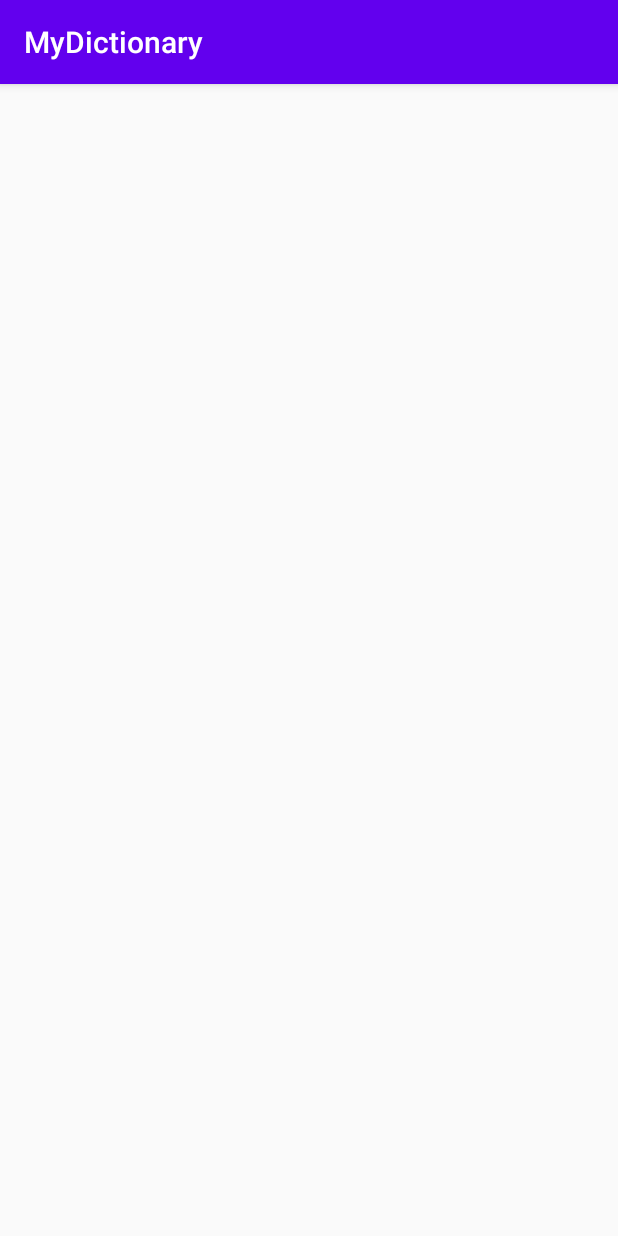
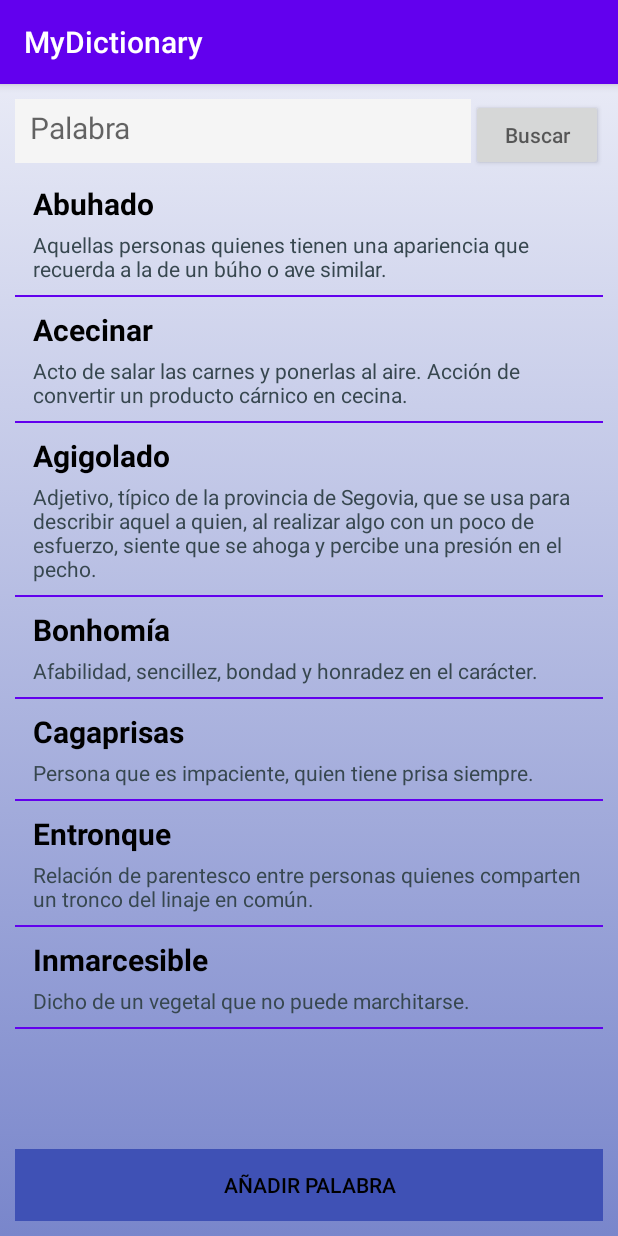
Before and after one commit to AleChirinos/My-dictionary, an Android app: the DictionaryActivity screen opened directly, with no data from a screen before it, on a phone screen of 412 x 824 dp. Run offline under Robolectric (Android 15) with nearby library versions, the phone set to English and light mode, and no system bars.

Commit message:
Lista de palabras

```diff
--- a/app/build.gradle
+++ b/app/build.gradle
@@ -31,4 +31,7 @@ dependencies {
     testImplementation 'junit:junit:4.12'
     androidTestImplementation 'androidx.test.ext:junit:1.1.1'
     androidTestImplementation 'androidx.test.espresso:espresso-core:3.2.0'
+
+    implementation 'com.google.code.gson:gson:2.8.6'
+    implementation 'androidx.recyclerview:recyclerview:1.1.0'
 }
--- a/app/src/main/java/com/alejandrachirinos/mydictionary/DictionaryActivity.java
+++ b/app/src/main/java/com/alejandrachirinos/mydictionary/DictionaryActivity.java
@@ -2,13 +2,63 @@ package com.alejandrachirinos.mydictionary;
 
 import androidx.appcompat.app.AppCompatActivity;
 
+import android.content.Context;
 import android.os.Bundle;
+import android.view.View;
+import android.widget.Button;
+import android.widget.EditText;
+import android.widget.ListView;
+
+import java.util.ArrayList;
+import java.util.List;
 
 public class DictionaryActivity extends AppCompatActivity {
+    private List<modelWords> items = new ArrayList<>();
+    private Context context;
+
+    private ListView taskListView;
+    private Button addButton;
+    private Button searchButton;
+    private EditText wordEditText;
+
+    private WordAdapter adapter;
 
     @Override
     protected void onCreate(Bundle savedInstanceState) {
         super.onCreate(savedInstanceState);
+        context = this;
         setContentView(R.layout.activity_dictionary);
+        initViews();
+        addEvents();
+        fillWords();
+    }
+
+    private void initViews() {
+        addButton = findViewById(R.id.addButton);
+        searchButton = findViewById(R.id.searchButton);
+        wordEditText = findViewById((R.id.wordEditText));
+        taskListView = findViewById(R.id.taskListView);
+        adapter = new WordAdapter(context, items);
+        taskListView.setAdapter(adapter);
+    }
+
+    private void addEvents() {
+        addButton.setOnClickListener(new View.OnClickListener() {
+            @Override
+            public void onClick(View v) {
+                items.add(new modelWords(items.size(), "Nombre", "Significado"));
+                adapter.notifyDataSetChanged();
+            }
+        });
+    }
+
+    private void fillWords() {
+        items.add(new modelWords(items.size(), "Abuhado", "Aquellas personas quienes tienen una apariencia que recuerda a la de un búho o ave similar."));
+        items.add(new modelWords(items.size(), "Acecinar", "Acto de salar las carnes y ponerlas al aire. Acción de convertir un producto cárnico en cecina."));
+        items.add(new modelWords(items.size(), "Agigolado", "Adjetivo, típico de la provincia de Segovia, que se usa para describir aquel a quien, al realizar algo con un poco de esfuerzo, siente que se ahoga y percibe una presión en el pecho."));
+        items.add(new modelWords(items.size(), "Bonhomía", "Afabilidad, sencillez, bondad y honradez en el carácter."));
+        items.add(new modelWords(items.size(), "Cagaprisas", "Persona que es impaciente, quien tiene prisa siempre."));
+        items.add(new modelWords(items.size(), "Entronque", "Relación de parentesco entre personas quienes comparten un tronco del linaje en común."));
+        items.add(new modelWords(items.size(), "Inmarcesible", "Dicho de un vegetal que no puede marchitarse."));
     }
 }
--- /dev/null
+++ b/app/src/main/java/com/alejandrachirinos/mydictionary/WordAdapter.java
@@ -0,0 +1,66 @@
+package com.alejandrachirinos.mydictionary;
+
+import android.content.Context;
+import android.view.LayoutInflater;
+import android.view.View;
+import android.view.ViewGroup;
+import android.widget.BaseAdapter;
+import android.widget.LinearLayout;
+import android.widget.TextView;
+
+import java.util.List;
+
+public class WordAdapter extends BaseAdapter {
+    private Context context;
+    private List<modelWords> items;
+
+    public WordAdapter(Context context, List<modelWords> items) {
+        this.context = context;
+        this.items = items;
+    }
+
+    @Override
+    public int getCount() {
+        return this.items.size();
+    }
+
+    @Override
+    public modelWords getItem(int position) {
+        return this.items.get(position);
+    }
+
+    @Override
+    public long getItemId(int position) {
+        return this.items.get(position).getId();
+    }
+
+    @Override
+    public View getView(int position, View view, ViewGroup viewGroup) {
+        ViewHolder viewHolder;
+        if(view==null){
+            viewHolder = new ViewHolder();
+            LayoutInflater inflater = (LayoutInflater) context.getSystemService(Context.LAYOUT_INFLATER_SERVICE);
+            view = inflater.inflate(R.layout.word_model_layout, null);
+
+            viewHolder.parentLinearLayout = view.findViewById(R.id.parentLinearLayout);
+            viewHolder.nameTextView = view.findViewById(R.id.nameTextView);
+            viewHolder.detailsTextView= view.findViewById(R.id.detailsTextView);
+
+            view.setTag(viewHolder);
+        }
+        else{
+            viewHolder = (ViewHolder) view.getTag();
+        }
+        modelWords words = this.items.get(position);
+        viewHolder.nameTextView.setText(words.getName());
+        viewHolder.detailsTextView.setText(words.getDescription());
+
+        return view;
+    }
+
+    static  class ViewHolder{
+        LinearLayout parentLinearLayout;
+        TextView nameTextView;
+        TextView detailsTextView;
+    }
+}
--- /dev/null
+++ b/app/src/main/java/com/alejandrachirinos/mydictionary/modelWords.java
@@ -0,0 +1,37 @@
+package com.alejandrachirinos.mydictionary;
+
+public class modelWords {
+    private long id;
+    private String name;
+    private String description;
+
+    public modelWords(long id, String name, String description) {
+        this.id=id;
+        this.name=name;
+        this.description=description;
+    }
+
+    public long getId() {
+        return id;
+    }
+
+    public void setId(long id) {
+        this.id = id;
+    }
+
+    public String getName() {
+        return name;
+    }
+
+    public void setName(String name) {
+        this.name = name;
+    }
+
+    public String getDescription() {
+        return description;
+    }
+
+    public void setDescription(String description) {
+        this.description = description;
+    }
+}
--- /dev/null
+++ b/app/src/main/res/drawable/fondo2.xml
@@ -0,0 +1,12 @@
+<?xml version="1.0" encoding="utf-8"?>
+<selector xmlns:android="http://schemas.android.com/apk/res/android">
+    <item >
+        <shape android:shape="rectangle"  >
+
+
+            <gradient android:angle="-90" android:startColor="#e8eaf6" android:endColor="#7986cb" />
+            <!--<gradient android:angle="-90" android:startColor="#A43820" android:endColor="#DFAEA3" />-->
+
+        </shape>
+    </item>
+</selector>
--- a/app/src/main/res/layout/activity_dictionary.xml
+++ b/app/src/main/res/layout/activity_dictionary.xml
@@ -1,9 +1,62 @@
 <?xml version="1.0" encoding="utf-8"?>
-<androidx.constraintlayout.widget.ConstraintLayout xmlns:android="http://schemas.android.com/apk/res/android"
+<RelativeLayout xmlns:android="http://schemas.android.com/apk/res/android"
     xmlns:app="http://schemas.android.com/apk/res-auto"
     xmlns:tools="http://schemas.android.com/tools"
     android:layout_width="match_parent"
     android:layout_height="match_parent"
+    android:background="@drawable/fondo2"
+    android:padding="10dp"
     tools:context=".DictionaryActivity">
 
-</androidx.constraintlayout.widget.ConstraintLayout>
+    <LinearLayout
+        android:id="@+id/buttons"
+        android:layout_width="match_parent"
+        android:layout_height="wrap_content"
+        android:layout_alignParentBottom="true"
+        android:orientation="horizontal">
+        <Button
+            android:id="@+id/addButton"
+            android:layout_width="0dp"
+            android:layout_height="wrap_content"
+            android:layout_weight="50"
+            android:textColor="#000"
+            android:background="#3f51b5"
+            android:text="Añadir Palabra" />
+    </LinearLayout>
+
+    <LinearLayout
+        android:id="@+id/buscar"
+        android:layout_width="match_parent"
+        android:layout_height="wrap_content"
+        android:layout_alignParentTop="true"
+        android:orientation="horizontal">
+        <EditText
+            android:id="@+id/wordEditText"
+            android:layout_width="match_parent"
+            android:layout_height="match_parent"
+            android:background="#f5f5f5"
+            android:hint="Palabra"
+            android:layout_marginBottom="5dp"
+            android:textSize="20dp"
+            android:padding="10dp"
+            android:layout_weight="1">
+        </EditText>
+        <Button
+            android:id="@+id/searchButton"
+            android:layout_width="wrap_content"
+            android:layout_gravity="center"
+            android:layout_height="wrap_content"
+            android:hint="Buscar">
+        </Button>
+    </LinearLayout>
+
+
+    <ListView
+        android:id="@+id/taskListView"
+        android:layout_width="match_parent"
+        android:layout_height="wrap_content"
+        android:layout_above="@id/buttons"
+        android:layout_below="@+id/buscar"
+        android:divider="@color/colorPrimary"
+        android:dividerHeight="1dp" />
+</RelativeLayout>
--- a/app/src/main/res/layout/activity_main.xml
+++ b/app/src/main/res/layout/activity_main.xml
@@ -22,7 +22,7 @@
         <ImageView
             android:id="@+id/imageView5"
             android:layout_width="match_parent"
-            android:layout_height="473dp"
+            android:layout_height="373dp"
             app:srcCompat="@drawable/fondo1" />
 
         <Button
--- /dev/null
+++ b/app/src/main/res/layout/word_model_layout.xml
@@ -0,0 +1,36 @@
+<?xml version="1.0" encoding="utf-8"?>
+<LinearLayout xmlns:android="http://schemas.android.com/apk/res/android"
+    xmlns:tools="http://schemas.android.com/tools"
+    android:id="@+id/parentLinearLayout"
+    android:layout_width="match_parent"
+    android:layout_height="match_parent"
+    android:orientation="horizontal"
+    android:padding="8dp">
+
+
+    <LinearLayout
+        android:layout_width="0dp"
+        android:layout_height="wrap_content"
+        android:layout_marginStart="4dp"
+        android:layout_weight="70"
+        android:orientation="vertical">
+
+        <TextView
+            android:id="@+id/nameTextView"
+            android:layout_width="match_parent"
+            android:layout_height="wrap_content"
+            android:textSize="20sp"
+            android:textStyle="bold"
+            android:textColor="#000"
+            tools:text="Nombre" />
+
+        <TextView
+            android:id="@+id/detailsTextView"
+            android:layout_width="match_parent"
+            android:layout_height="wrap_content"
+            android:layout_marginTop="4dp"
+            android:textColor="#37474f"
+            tools:text="Significado" />
+
+    </LinearLayout>
+</LinearLayout>
```
